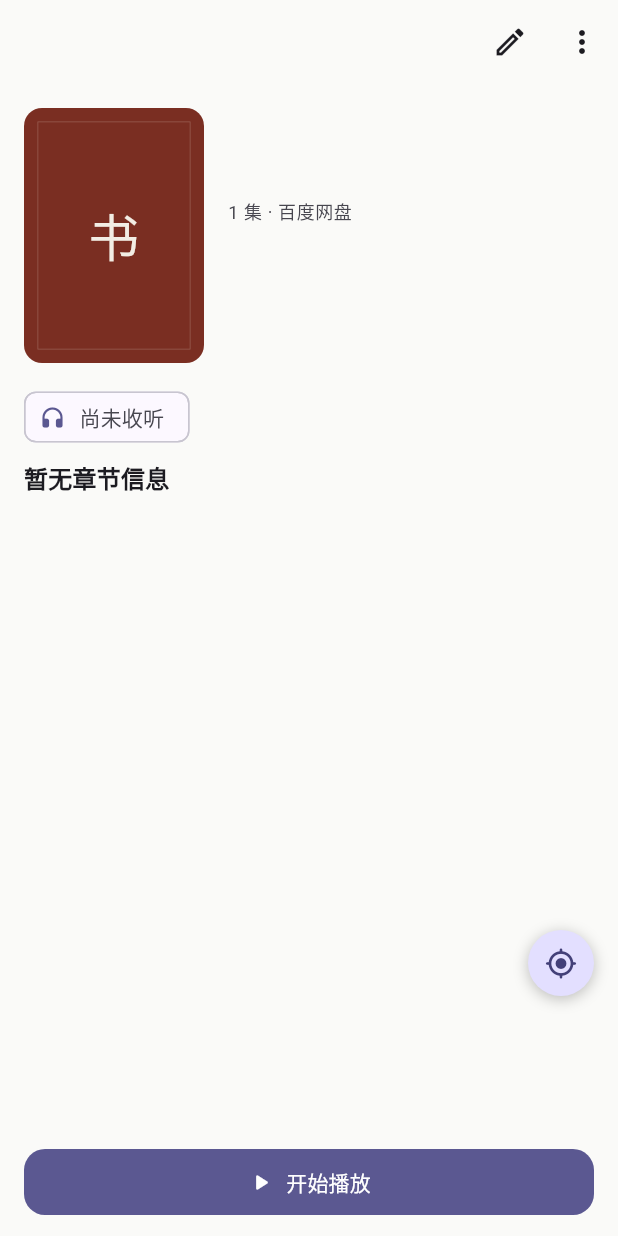
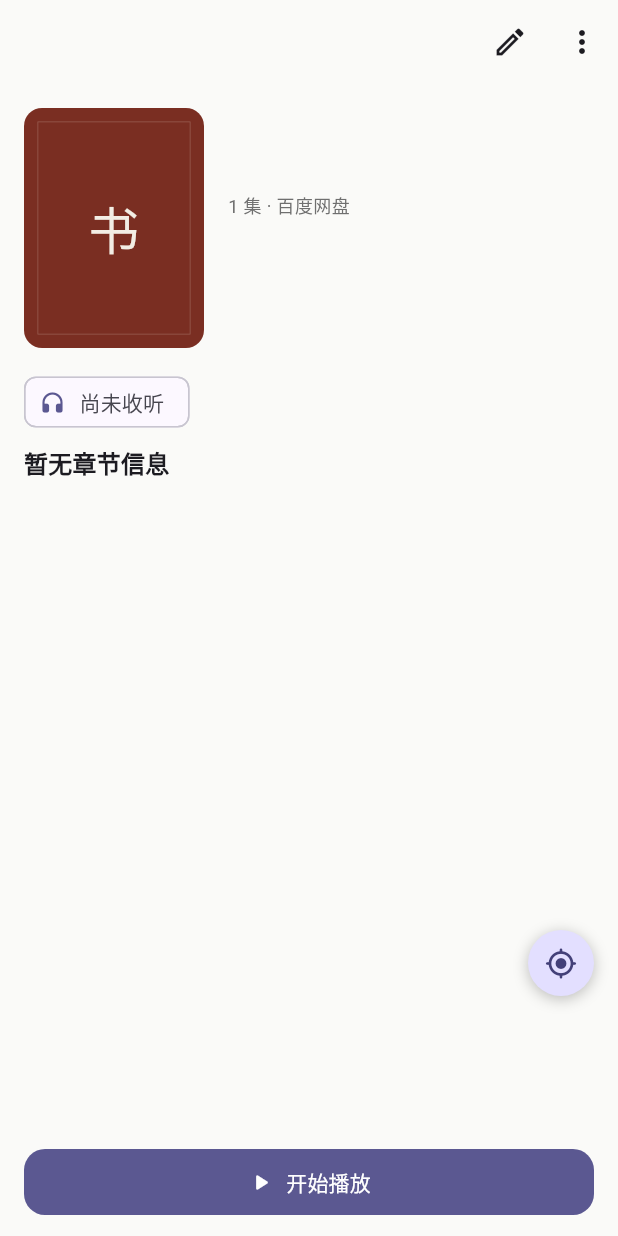
Before and after one commit to nxdwjsj/audiobook-app, a Flutter app: the ShelfBookDetailPage screen opened directly with empty values, on a phone screen of 412 x 824 dp. Run offline on Flutter 3.47's test engine with Material 3 defaults, Android fonts, the phone set to English and light mode, and no system bars; our stand-ins replace audio_service, cached_network_image, dio, file_picker, hive, hive_flutter and 2 more; missing offline and left inert: flutter_inappwebview; accounts and stored records are empty.

Commit message:
fix(a11y): 修复 4 处对比度不达标并加守卫，详情页按规范重排，发布 v1.1.6+26
无障碍（本批最重要）
- 设计规范此前只写了色板、从未验证对比度。实测后发现自己定的色值有 4 处不达
  WCAG AA（正文 ≥ 4.5:1），其中 3 处恰好用在 11px 小字上：
    弱文字(浅) #9E9E9E → 2.56:1  改为 #6F6F6F → 4.81:1
    弱文字(深) #707070 → 3.72:1  改为 #8C8C8C → 5.48:1
    强调色(深) #1F6F4A → 3.01:1  改为 #52B584 → 7.28:1（强调色改为按明暗取值）
    封面作者行(赭石底) 82% → 3.98:1  改为 95% → 4.74:1
- 次文字(浅) #6B6B6B → #5C5C5C，使「主 > 次 > 弱」三档在两种模式下都保持单调。
- 新增 4 条对比度守卫测试：浅色/深色三档、层级单调性、生成封面在全部 8 个出版色上
  的书名与作者行。改色板前必须先跑它。
- 规范新增 §8，记录全部实测比值与初版犯过的错。

详情页排版
- 标题字重 bold → 500（规范只允许 400/500），改用 AppType/AppInk 令牌而非硬编码
  theme 复制。
- 作者署名从灰色小字提升为正文级：「谁演播的」是选书的关键信息，不该退化成弱信息。
- 元信息用 caption + 弱文字色；封面 120×170 → 120×160 符合 3:4 竖版；
  章节列表「正在播放」标签改用 AppType.micro。

验证
- flutter analyze: No issues found
- flutter test: 186/186 通过（182 + 新增 4）
- release APK(arm64) 构建成功，21.2MB

未做：历史/统计/搜索/网盘浏览页重排；书签入口；交互主色仍为紫色 seed；
网盘封面自动发现；生成封面本地缓存；「还剩 X 小时」需先持久化总时长；
触控目标与语义标签的系统性无障碍走查（本次只修了对比度）。

```diff
--- a/audiobook_app_src/lib/pages/bookshelf_page.dart
+++ b/audiobook_app_src/lib/pages/bookshelf_page.dart
@@ -790,7 +790,7 @@ class _ContinueListeningCard extends StatelessWidget {
                     playing
                         ? '正在播放'
                         : (isCurrent ? '已暂停' : '继续收听'),
-                    style: AppType.micro.copyWith(color: AppInk.accent),
+                    style: AppType.micro.copyWith(color: AppInk.accent(isDark)),
                   ),
                   const SizedBox(height: 2),
                   Text(
--- a/audiobook_app_src/lib/pages/shelf_book_detail_page.dart
+++ b/audiobook_app_src/lib/pages/shelf_book_detail_page.dart
@@ -14,6 +14,7 @@ import '../services/audio_player_service.dart';
 import '../services/book_source/online_book_hit.dart';
 import '../services/storage_service.dart';
 import '../theme/app_theme.dart';
+import '../theme/app_tokens.dart';
 import '../widgets/book_cover.dart';
 import '../widgets/throttled_navigator.dart';
 import 'drive_browser_page.dart';
@@ -275,10 +276,7 @@ class _ShelfBookDetailPageState extends State<ShelfBookDetailPage> {
               trailing: isPlayingChapter
                   ? Text(
                       '正在播放',
-                      style: TextStyle(
-                        fontSize: 11,
-                        color: primary,
-                      ),
+                      style: AppType.micro.copyWith(color: primary),
                     )
                   : null,
               onTap: () => _playChapter(context, chapterIndex),
@@ -350,37 +348,51 @@ class _ShelfBookDetailPageState extends State<ShelfBookDetailPage> {
     );
   }
 
+  /// 详情页头部（设计规范 §5：封面为主角，文字层级靠字号与颜色对比建立）。
+  ///
+  /// 此前标题用 `FontWeight.bold`，与规范「只用 400/500 两种字重」冲突；
+  /// 字号与颜色也都是硬编码的 theme 复制，换主题时会脱节。现统一走令牌。
   Widget _buildHeader(BuildContext context) {
+    final isDark = Theme.of(context).brightness == Brightness.dark;
     return Padding(
-      padding: const EdgeInsets.all(16),
+      padding: const EdgeInsets.all(AppSpacing.lg),
       child: Row(
         crossAxisAlignment: CrossAxisAlignment.start,
         children: [
           _buildCover(context),
-          const SizedBox(width: 16),
+          const SizedBox(width: AppSpacing.lg),
           Expanded(
             child: Column(
               crossAxisAlignment: CrossAxisAlignment.start,
+              mainAxisSize: MainAxisSize.min,
               children: [
                 Text(
                   _book.title,
-                  style: Theme.of(context).textTheme.titleLarge?.copyWith(
-                        fontWeight: FontWeight.bold,
-                      ),
+                  maxLines: 3,
+                  overflow: TextOverflow.ellipsis,
+                  style: AppType.title.copyWith(
+                    color: AppInk.primary(isDark),
+                  ),
                 ),
-                const SizedBox(height: 6),
+                const SizedBox(height: AppSpacing.sm),
                 Text(
                   _book.author ?? '未知作者',
-                  style: Theme.of(context).textTheme.bodyMedium?.copyWith(
-                        color: Theme.of(context).colorScheme.onSurfaceVariant,
-                      ),
+                  maxLines: 1,
+                  overflow: TextOverflow.ellipsis,
+                  // 作者署名用正文级：它是「谁演播的」，是用户选书的关键信息，
+                  // 不该退化成灰色小字。
+                  style: AppType.body.copyWith(
+                    color: AppInk.secondary(isDark),
+                  ),
                 ),
-                const SizedBox(height: 6),
+                const SizedBox(height: AppSpacing.xs),
                 Text(
                   '${_book.chapterCount} 集 · ${_sourceLabel()}',
-                  style: Theme.of(context).textTheme.bodySmall?.copyWith(
-                        color: Theme.of(context).colorScheme.onSurfaceVariant,
-                      ),
+                  maxLines: 1,
+                  overflow: TextOverflow.ellipsis,
+                  style: AppType.caption.copyWith(
+                    color: AppInk.tertiary(isDark),
+                  ),
                 ),
               ],
             ),
@@ -421,8 +433,9 @@ class _ShelfBookDetailPageState extends State<ShelfBookDetailPage> {
   /// 现在全部收敛到 BookCover，封面观感在书架与详情之间保持连续。
   Widget _buildCover(BuildContext context) {
     return SizedBox(
+      // 规范 §4：封面统一 3:4 竖版
       width: 120,
-      height: 170,
+      height: 160,
       child: BookCover(
         title: _book.title,
         author: _book.author,
--- a/audiobook_app_src/lib/theme/app_tokens.dart
+++ b/audiobook_app_src/lib/theme/app_tokens.dart
@@ -193,23 +193,47 @@ class AppCoverPalette {
   }
 }
 
-/// 界面中性阶（设计规范 §1.1）。
+/// 界面中性阶（设计规范 §1.1、§8 无障碍）。
 ///
 /// 「杂志感」要求界面 95% 的面积由中性色占据；主色只在可交互与选中态出现。
+///
+/// **每一档文字色都按 WCAG AA 校验过对比度**（正文 ≥ 4.5:1，见
+/// `test/design_system_test.dart` 的自动守卫）。曾经 tertiary 用的是
+/// `#9E9E9E`，在纸白底上只有 **2.56:1** —— 而它大量用在 11px 的 micro 文本上，
+/// 属于典型的不达标。改色板前请先跑那条守卫测试。
 class AppInk {
   const AppInk._();
 
-  static Color page(bool isDark) => isDark ? const Color(0xFF141414) : const Color(0xFFFAFAF8);
-  static Color surface(bool isDark) => isDark ? const Color(0xFF1E1E1E) : const Color(0xFFFFFFFF);
-  static Color primary(bool isDark) => isDark ? const Color(0xFFEDEDED) : const Color(0xFF1A1A1A);
-  static Color secondary(bool isDark) => isDark ? const Color(0xFFA0A0A0) : const Color(0xFF6B6B6B);
-  static Color tertiary(bool isDark) => isDark ? const Color(0xFF707070) : const Color(0xFF9E9E9E);
-  static Color hairline(bool isDark) => isDark ? const Color(0x1FFFFFFF) : const Color(0x1F000000);
+  static Color page(bool isDark) =>
+      isDark ? const Color(0xFF141414) : const Color(0xFFFAFAF8);
+  static Color surface(bool isDark) =>
+      isDark ? const Color(0xFF1E1E1E) : const Color(0xFFFFFFFF);
 
-  /// 强调色：仅用于进度条与链接。
-  static const Color accent = Color(0xFF1F6F4A);
+  /// 主文字：浅色 16.65:1 ／ 深色 15.74:1
+  static Color primary(bool isDark) =>
+      isDark ? const Color(0xFFEDEDED) : const Color(0xFF1A1A1A);
+
+  /// 次文字：浅色 6.38:1 ／ 深色 7.04:1
+  static Color secondary(bool isDark) =>
+      isDark ? const Color(0xFFA0A0A0) : const Color(0xFF5C5C5C);
+
+  /// 弱文字（角标、元信息）：浅色 4.81:1 ／ 深色 5.48:1。
+  /// 三档层级 primary > secondary > tertiary 在两种模式下都保持单调。
+  static Color tertiary(bool isDark) =>
+      isDark ? const Color(0xFF8C8C8C) : const Color(0xFF6F6F6F);
+
+  static Color hairline(bool isDark) =>
+      isDark ? const Color(0x1FFFFFFF) : const Color(0x1F000000);
+
+  /// 强调色：仅用于进度条与「继续收听」这类需要被注意的标签。
+  ///
+  /// **必须按明暗取值**：同一个 `#1F6F4A` 在浅色底上是 5.86:1（达标），
+  /// 但在深色底上只有 **3.01:1**（不达标）。所以深色模式改用更亮的松绿。
+  static Color accent(bool isDark) =>
+      isDark ? const Color(0xFF52B584) : const Color(0xFF1F6F4A);
 
   /// 墨色按钮底：选中态 / 主按钮用它，而不是彩色。
   static Color solid(bool isDark) => primary(isDark);
-  static Color onSolid(bool isDark) => isDark ? const Color(0xFF141414) : const Color(0xFFFAFAF8);
+  static Color onSolid(bool isDark) =>
+      isDark ? const Color(0xFF141414) : const Color(0xFFFAFAF8);
 }
--- a/audiobook_app_src/lib/widgets/book_cover.dart
+++ b/audiobook_app_src/lib/widgets/book_cover.dart
@@ -245,7 +245,10 @@ class _GeneratedCover extends StatelessWidget {
                     overflow: TextOverflow.ellipsis,
                     textAlign: TextAlign.center,
                     style: TextStyle(
-                      color: AppCoverPalette.ink.withValues(alpha: 0.82),
+                      // 0.95 而不是更低：更低的透明度会让「赭石」底色上的作者行
+                      // 掉到 4:1 以下（实测 0.82 时为 3.98:1，不达 WCAG AA）。
+                      // 0.95 在全部 8 个出版色上均 ≥ 4.7:1，见设计系统 §8。
+                      color: AppCoverPalette.ink.withValues(alpha: 0.95),
                       fontSize: (w * 0.085).clamp(9.0, 13.0).toDouble(),
                       fontWeight: FontWeight.w400,
                     ),
@@ -301,7 +304,7 @@ class _ProgressEdge extends StatelessWidget {
         child: Container(
           width: constraints.maxWidth * value,
           height: 2.5,
-          color: AppInk.accent,
+          color: AppInk.accent(Theme.of(context).brightness == Brightness.dark),
         ),
       ),
     );
--- a/audiobook_app_src/pubspec.yaml
+++ b/audiobook_app_src/pubspec.yaml
@@ -1,7 +1,7 @@
 name: audiobook_app
 description: 聆云 - 网盘有声书播放器（直接播放网盘音频文件夹，管理目录、进度与收听历史）
 publish_to: 'none'
-version: 1.1.5+25
+version: 1.1.6+26
 
 environment:
   sdk: '>=3.0.0 <4.0.0'
```
Also changed, not shown: 5 other files.
